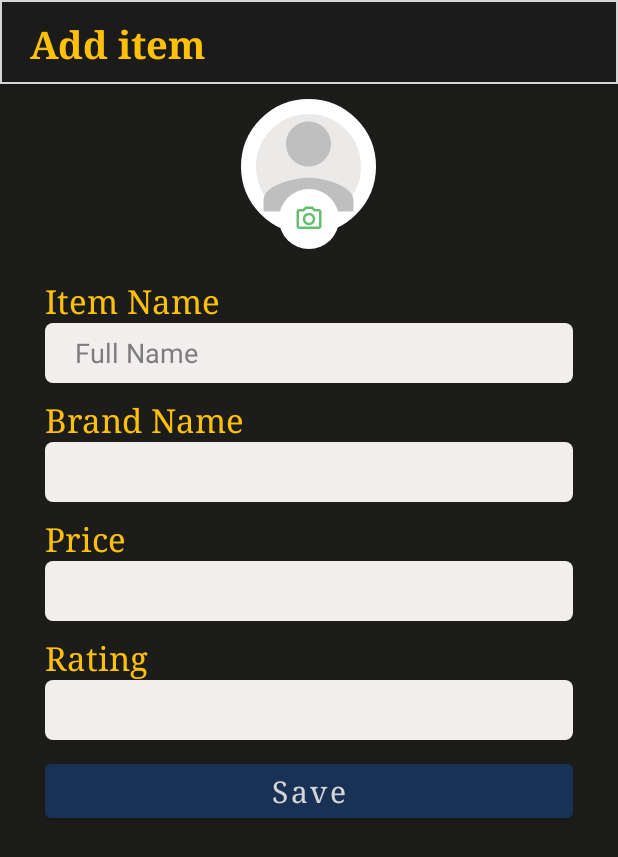
After one commit to aiasxr/PC-Shop-Store, an Android app: the Additem screen opened directly, with no data from a screen before it, on a phone screen of 412 x 824 dp. The commit adds this screen. Shown: the top 857 px of the screen. Run offline under Robolectric (Android 15) with nearby library versions, the phone set to English and light mode, and no system bars; our stand-ins replace CircleImageView.

Commit message:
Add Item Screen

```diff
--- a/app/build.gradle
+++ b/app/build.gradle
@@ -35,4 +35,7 @@ dependencies {
     testImplementation 'junit:junit:4.+'
     androidTestImplementation 'androidx.test.ext:junit:1.1.3'
     androidTestImplementation 'androidx.test.espresso:espresso-core:3.4.0'
+
+    implementation 'de.hdodenhof:circleimageview:3.1.0'
+    implementation "androidx.recyclerview:recyclerview:1.1.0"
 }
--- /dev/null
+++ b/app/src/main/java/com/softwareengineering/pcstore/Additem.java
@@ -0,0 +1,66 @@
+package com.softwareengineering.pcstore;
+
+import androidx.annotation.Nullable;
+import androidx.appcompat.app.AppCompatActivity;
+
+import android.content.Intent;
+import android.graphics.Bitmap;
+import android.net.Uri;
+import android.os.Bundle;
+import android.provider.MediaStore;
+import android.view.View;
+import android.widget.Button;
+
+import java.io.IOException;
+
+import de.hdodenhof.circleimageview.CircleImageView;
+
+public class Additem extends AppCompatActivity {
+
+    Button save ;
+    private CircleImageView profilePhoto;
+    private static final int pick_Image = 1;
+    Uri imageUri;
+
+    @Override
+    protected void onCreate(Bundle savedInstanceState) {
+        super.onCreate(savedInstanceState);
+        setContentView(R.layout.activity_additem);
+
+        save = findViewById(R.id.save);
+        // add Profile Photo
+        profilePhoto = (CircleImageView) findViewById(R.id.profilePhoto);
+
+        // Old Method of Uploading Picture
+        profilePhoto.setOnClickListener(new View.OnClickListener() {
+            @Override
+            public void onClick(View view) {
+
+                // for Uploading Image from Gallery
+
+                Intent gallery = new Intent();
+                gallery.setType("image/*");
+                gallery.setAction(Intent.ACTION_OPEN_DOCUMENT);
+
+                startActivityForResult(Intent.createChooser(gallery, "select Picture"), pick_Image);
+            }
+        });
+
+    }
+
+    @Override
+    protected void onActivityResult(int requestCode, int resultCode, @Nullable Intent data) {
+        super.onActivityResult(requestCode, resultCode, data);
+
+        if(requestCode == pick_Image && resultCode == RESULT_OK){
+
+            imageUri = data.getData();
+            try {
+                Bitmap bitmap = MediaStore.Images.Media.getBitmap(getContentResolver(), imageUri);
+                profilePhoto.setImageBitmap(bitmap);
+            }catch (IOException e){
+                e.printStackTrace();
+            }
+        }
+    }
+}
--- /dev/null
+++ b/app/src/main/res/drawable/below_line.xml
@@ -0,0 +1,7 @@
+<?xml version="1.0" encoding="utf-8"?>
+<shape xmlns:android="http://schemas.android.com/apk/res/android"
+    android:shape="rectangle"
+    >
+    <stroke android:color="@color/grey" android:width="1sp"/>
+    <solid android:color="#1C1B1B"/>
+</shape>
--- /dev/null
+++ b/app/src/main/res/drawable/ic_outline_camera_alt_24.xml
@@ -0,0 +1,5 @@
+<vector android:height="24dp" android:tint="#65BF6E"
+    android:viewportHeight="24" android:viewportWidth="24"
+    android:width="24dp" xmlns:android="http://schemas.android.com/apk/res/android">
+    <path android:fillColor="@android:color/white" android:pathData="M20,4h-3.17L15,2L9,2L7.17,4L4,4c-1.1,0 -2,0.9 -2,2v12c0,1.1 0.9,2 2,2h16c1.1,0 2,-0.9 2,-2L22,6c0,-1.1 -0.9,-2 -2,-2zM20,18L4,18L4,6h4.05l1.83,-2h4.24l1.83,2L20,6v12zM12,7c-2.76,0 -5,2.24 -5,5s2.24,5 5,5 5,-2.24 5,-5 -2.24,-5 -5,-5zM12,15c-1.65,0 -3,-1.35 -3,-3s1.35,-3 3,-3 3,1.35 3,3 -1.35,3 -3,3z"/>
+</vector>
--- /dev/null
+++ b/app/src/main/res/drawable/round_camera.xml
@@ -0,0 +1,7 @@
+<?xml version="1.0" encoding="utf-8"?>
+<shape xmlns:android="http://schemas.android.com/apk/res/android">
+    <corners
+        android:radius="400dp"
+        />
+    <solid android:color="@android:color/white"/>
+</shape>
--- /dev/null
+++ b/app/src/main/res/drawable/round_message.xml
@@ -0,0 +1,7 @@
+<?xml version="1.0" encoding="utf-8"?>
+<shape xmlns:android="http://schemas.android.com/apk/res/android">
+    <corners
+        android:radius="5dp"/>
+    <solid
+        android:color="#F2EEEE"/>
+</shape>
--- /dev/null
+++ b/app/src/main/res/drawable/round_person.xml
@@ -0,0 +1,8 @@
+<?xml version="1.0" encoding="utf-8"?>
+<shape xmlns:android="http://schemas.android.com/apk/res/android">
+    <corners
+        android:radius="400dp"
+        />
+    <stroke android:width="10dp" android:color="@android:color/white"/>
+    <solid android:color="#ECE9E9"/>
+</shape>
--- /dev/null
+++ b/app/src/main/res/drawable/search.xml
@@ -0,0 +1,5 @@
+<vector android:height="24dp" android:tint="@color/purple_500"
+    android:viewportHeight="24" android:viewportWidth="24"
+    android:width="24dp" xmlns:android="http://schemas.android.com/apk/res/android">
+  <path android:fillColor="@android:color/white" android:pathData="M15.5,14h-0.79l-0.28,-0.27C15.41,12.59 16,11.11 16,9.5 16,5.91 13.09,3 9.5,3S3,5.91 3,9.5 5.91,16 9.5,16c1.61,0 3.09,-0.59 4.23,-1.57l0.27,0.28v0.79l5,4.99L20.49,19l-4.99,-5zM9.5,14C7.01,14 5,11.99 5,9.5S7.01,5 9.5,5 14,7.01 14,9.5 11.99,14 9.5,14z"/>
+</vector>
--- /dev/null
+++ b/app/src/main/res/drawable/user.xml
@@ -0,0 +1,5 @@
+<vector android:height="24dp" android:tint="#BFBFBF"
+    android:viewportHeight="24" android:viewportWidth="24"
+    android:width="24dp" xmlns:android="http://schemas.android.com/apk/res/android">
+    <path android:fillColor="@android:color/white" android:pathData="M12,12c2.21,0 4,-1.79 4,-4s-1.79,-4 -4,-4 -4,1.79 -4,4 1.79,4 4,4zM12,14c-2.67,0 -8,1.34 -8,4v2h16v-2c0,-2.66 -5.33,-4 -8,-4z"/>
+</vector>
--- /dev/null
+++ b/app/src/main/res/layout/activity_additem.xml
@@ -0,0 +1,181 @@
+<?xml version="1.0" encoding="utf-8"?>
+
+<RelativeLayout
+
+    xmlns:android="http://schemas.android.com/apk/res/android"
+    xmlns:app="http://schemas.android.com/apk/res-auto"
+    xmlns:tools="http://schemas.android.com/tools"
+    android:layout_width="match_parent"
+    android:layout_height="match_parent"
+    android:background="#1C1C1B"
+    tools:context=".Additem">
+
+    <LinearLayout
+        android:id="@+id/header"
+        android:layout_width="match_parent"
+        android:layout_height="?actionBarSize"
+        android:layout_alignParentTop="true"
+        android:background="@drawable/below_line"
+        android:elevation="10sp"
+        android:orientation="horizontal">
+
+        <TextView
+            android:layout_width="wrap_content"
+            android:layout_height="wrap_content"
+            android:layout_marginTop="12dp"
+            android:fontFamily="serif"
+            android:paddingLeft="20sp"
+            android:text="Add item"
+            android:textColor="#FFC107"
+            android:textSize="25sp"
+            android:textStyle="bold" />
+
+    </LinearLayout>
+
+    <RelativeLayout
+        android:id="@+id/photo"
+        android:layout_width="match_parent"
+        android:layout_height="120dp"
+        android:layout_below="@+id/header"
+        android:gravity="center">
+
+        <de.hdodenhof.circleimageview.CircleImageView
+            android:id="@+id/profilePhoto"
+            android:layout_width="90sp"
+            android:layout_height="90sp"
+            android:layout_centerHorizontal="true"
+            android:background="@drawable/round_person"
+            android:src="@drawable/user"
+            tools:ignore="MissingClass" />
+
+        <ImageView
+            android:id="@+id/select_image"
+            android:layout_width="40sp"
+            android:layout_height="40sp"
+            android:layout_centerHorizontal="true"
+            android:layout_marginTop="60sp"
+            android:background="@drawable/round_camera"
+            android:padding="10sp"
+            android:src="@drawable/ic_outline_camera_alt_24" />
+
+    </RelativeLayout>
+
+    <RelativeLayout
+        android:layout_width="match_parent"
+        android:layout_height="match_parent"
+        android:layout_below="@id/photo">
+
+        <TextView
+            android:id="@+id/nameval"
+            android:layout_width="match_parent"
+            android:layout_height="wrap_content"
+            android:layout_marginLeft="30dp"
+            android:layout_marginTop="10sp"
+            android:fontFamily="serif"
+            android:text="Item Name"
+            android:textColor="#FFC107"
+            android:textSize="22dp"
+            android:textStyle="normal" />
+
+        <EditText
+            android:id="@+id/name"
+            android:layout_width="match_parent"
+            android:layout_height="40dp"
+            android:layout_below="@+id/nameval"
+            android:layout_marginHorizontal="30dp"
+            android:background="@drawable/round_message"
+            android:hint="Full Name"
+            android:paddingLeft="20dp"
+            android:textColor="#2196F3"
+            android:textColorHint="#7D7C7C" />
+
+        <TextView
+            android:id="@+id/brandname"
+            android:layout_width="match_parent"
+            android:layout_height="wrap_content"
+            android:layout_marginLeft="30dp"
+            android:layout_marginTop="10sp"
+            android:fontFamily="serif"
+            android:text="Brand Name"
+            android:textColor="#FFC107"
+            android:textSize="22dp"
+            android:layout_below="@id/name"
+            android:textStyle="normal" />
+
+        <Button
+            android:id="@+id/save"
+            android:layout_width="match_parent"
+            android:layout_height="wrap_content"
+            android:layout_below="@+id/rating"
+            android:layout_marginHorizontal="30dp"
+            android:layout_marginTop="10dp"
+            android:backgroundTint="#193155"
+            android:fontFamily="serif"
+            android:text="Save"
+            android:textAllCaps="false"
+            android:textSize="20sp"
+            android:textStyle="normal" />
+
+        <EditText
+            android:id="@+id/brand"
+            android:layout_width="match_parent"
+            android:layout_height="40dp"
+            android:layout_below="@+id/brandname"
+            android:layout_marginHorizontal="30dp"
+            android:background="@drawable/round_message"
+            android:paddingLeft="20dp"
+            android:textColor="#2196F3"
+            android:textColorHint="#7D7C7C" />
+
+
+        <TextView
+            android:id="@+id/pricename"
+            android:layout_width="match_parent"
+            android:layout_height="wrap_content"
+            android:layout_marginLeft="30dp"
+            android:layout_marginTop="10sp"
+            android:fontFamily="serif"
+            android:text="Price"
+            android:textColor="#FFC107"
+            android:textSize="22dp"
+            android:layout_below="@id/brand"
+            android:textStyle="normal" />
+
+        <EditText
+            android:id="@+id/price"
+            android:layout_width="match_parent"
+            android:layout_height="40dp"
+            android:layout_below="@+id/pricename"
+            android:layout_marginHorizontal="30dp"
+            android:background="@drawable/round_message"
+            android:paddingLeft="20dp"
+            android:textColor="#2196F3"
+            android:textColorHint="#7D7C7C" />
+
+        <TextView
+            android:id="@+id/ratingname"
+            android:layout_width="match_parent"
+            android:layout_height="wrap_content"
+            android:layout_marginLeft="30dp"
+            android:layout_marginTop="10sp"
+            android:fontFamily="serif"
+            android:text="Rating"
+            android:textColor="#FFC107"
+            android:textSize="22dp"
+            android:layout_below="@id/price"
+            android:textStyle="normal" />
+
+        <EditText
+            android:id="@+id/rating"
+            android:layout_width="match_parent"
+            android:layout_height="40dp"
+            android:layout_below="@+id/ratingname"
+            android:layout_marginHorizontal="30dp"
+            android:background="@drawable/round_message"
+            android:paddingLeft="20dp"
+            android:textColor="#2196F3"
+            android:textColorHint="#7D7C7C" />
+
+    </RelativeLayout>
+
+</RelativeLayout>
```
Also changed, not shown: app/src/main/AndroidManifest.xml (+9 -3 lines), app/src/main/java/com/softwareengineering/pcstore/Home.java (added, +24 -0 lines), app/src/main/java/com/softwareengineering/pcstore/Item.java (added, +66 -0 lines), app/src/main/java/com/softwareengineering/pcstore/Workspace.java (added, +40 -0 lines), app/src/main/res/drawable/cart.xml (added, +10 -0 lines), app/src/main/res/drawable/round_button.xml (added, +10 -0 lines), app/src/main/res/layout/activity_home.xml (added, +102 -0 lines), app/src/main/res/layout/activity_splash.xml (+15 -14 lines), app/src/main/res/drawable/dp.jpg (added), app/src/main/res/drawable/popularitem.png (added).
